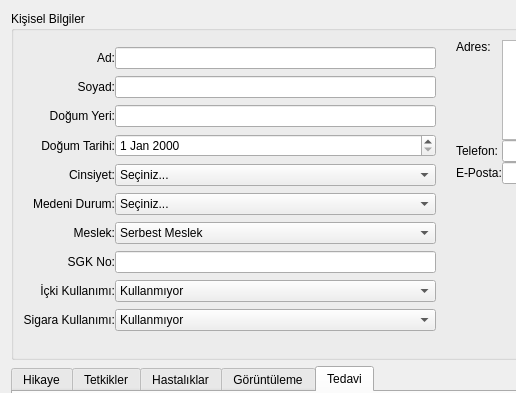
The window that ui/newrecord.ui (ozancaglayan/EHR) describes before a commit, drawn with Qt 5; both pictures show x 0 to 516 and y 0 to 393 of the 991 by 754 pixel window.
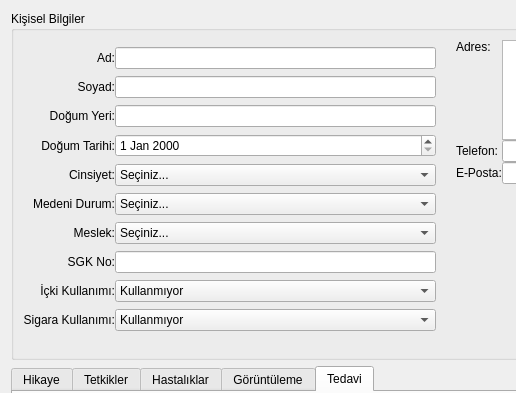
The same window after the commit. Icons and pictures are not drawn. Custom widgets are drawn as their Qt base class.

Commit message: Use proper object names, fix tab focus policy for textedits

Diff of the .ui file:
```diff
--- a/ui/newrecord.ui
+++ b/ui/newrecord.ui
@@ -159,7 +159,12 @@
          </widget>
         </item>
         <item row="6" column="2">
-         <widget class="QComboBox" name="comboBox_8">
+         <widget class="QComboBox" name="comboBoxOccupation">
+          <item>
+           <property name="text">
+            <string>Seçiniz...</string>
+           </property>
+          </item>
           <item>
            <property name="text">
             <string>Serbest Meslek</string>
```
Left out of the diff: 51 changed lines with no effect on the pictures.
